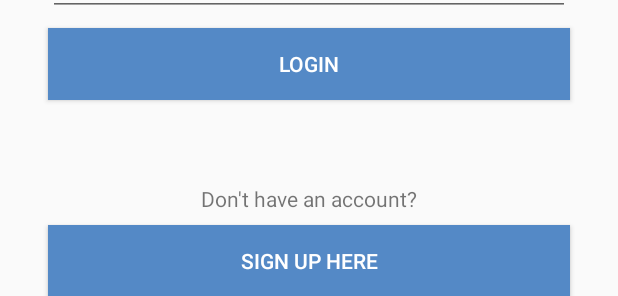
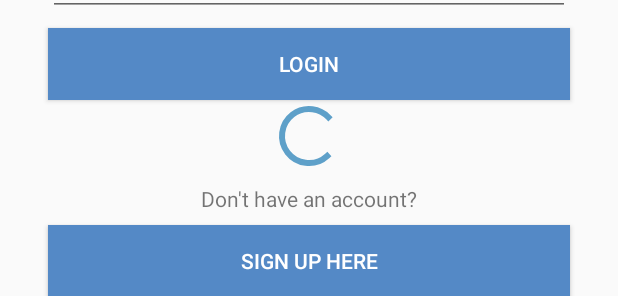
Before and after one commit to togahepi/Smash, an Android app: the layout activity_login.xml on its own in the app's theme, with its tools: preview values and no code run, on a phone screen of 412 x 824 dp. Shown: the part 180-476 px from the top of the screen. Run offline under Robolectric (Android 15) with nearby library versions, the phone set to English and light mode, and no system bars.

```diff
--- a/app/src/main/res/layout/activity_login.xml
+++ b/app/src/main/res/layout/activity_login.xml
@@ -18,7 +18,7 @@
             android:inputType="textPersonName"
             app:layout_constraintEnd_toEndOf="parent"
             app:layout_constraintStart_toStartOf="parent"
-            app:layout_constraintTop_toTopOf="parent" />
+            app:layout_constraintTop_toTopOf="parent"/>
 
     <EditText
             android:id="@+id/loginPasswordText"
@@ -32,7 +32,7 @@
             android:inputType="textPassword"
             app:layout_constraintEnd_toEndOf="parent"
             app:layout_constraintStart_toStartOf="parent"
-            app:layout_constraintTop_toBottomOf="@+id/loginEmailTxt" />
+            app:layout_constraintTop_toBottomOf="@+id/loginEmailTxt"/>
 
     <Button
             android:id="@+id/loginLoginBtn"
@@ -47,7 +47,7 @@
             android:textColor="@android:color/white"
             app:layout_constraintEnd_toEndOf="parent"
             app:layout_constraintStart_toStartOf="parent"
-            app:layout_constraintTop_toBottomOf="@+id/loginPasswordText" />
+            app:layout_constraintTop_toBottomOf="@+id/loginPasswordText"/>
 
     <TextView
             android:id="@+id/textView"
@@ -59,7 +59,7 @@
             android:text="Don't have an account?"
             app:layout_constraintEnd_toEndOf="parent"
             app:layout_constraintStart_toStartOf="parent"
-            app:layout_constraintTop_toBottomOf="@+id/loginLoginBtn" />
+            app:layout_constraintTop_toBottomOf="@+id/loginLoginBtn"/>
 
     <Button
             android:id="@+id/loginCreateUserBtn"
@@ -74,5 +74,13 @@
             android:textColor="@android:color/white"
             app:layout_constraintEnd_toEndOf="parent"
             app:layout_constraintStart_toStartOf="parent"
-            app:layout_constraintTop_toBottomOf="@+id/textView" />
+            app:layout_constraintTop_toBottomOf="@+id/textView"/>
+    <ProgressBar
+            style="?android:attr/progressBarStyle"
+            android:layout_width="wrap_content"
+            android:layout_height="wrap_content"
+            android:id="@+id/loginSpinner"
+            app:layout_constraintStart_toStartOf="parent" app:layout_constraintHorizontal_bias="0.5"
+            app:layout_constraintEnd_toEndOf="parent" android:layout_marginBottom="8dp"
+            app:layout_constraintBottom_toTopOf="@+id/textView"/>
 </android.support.constraint.ConstraintLayout>
```
Also changed, not shown: app/src/main/java/com/example/togahepi/smack/Controller/LoginActivity.kt (+46 -5 lines).
